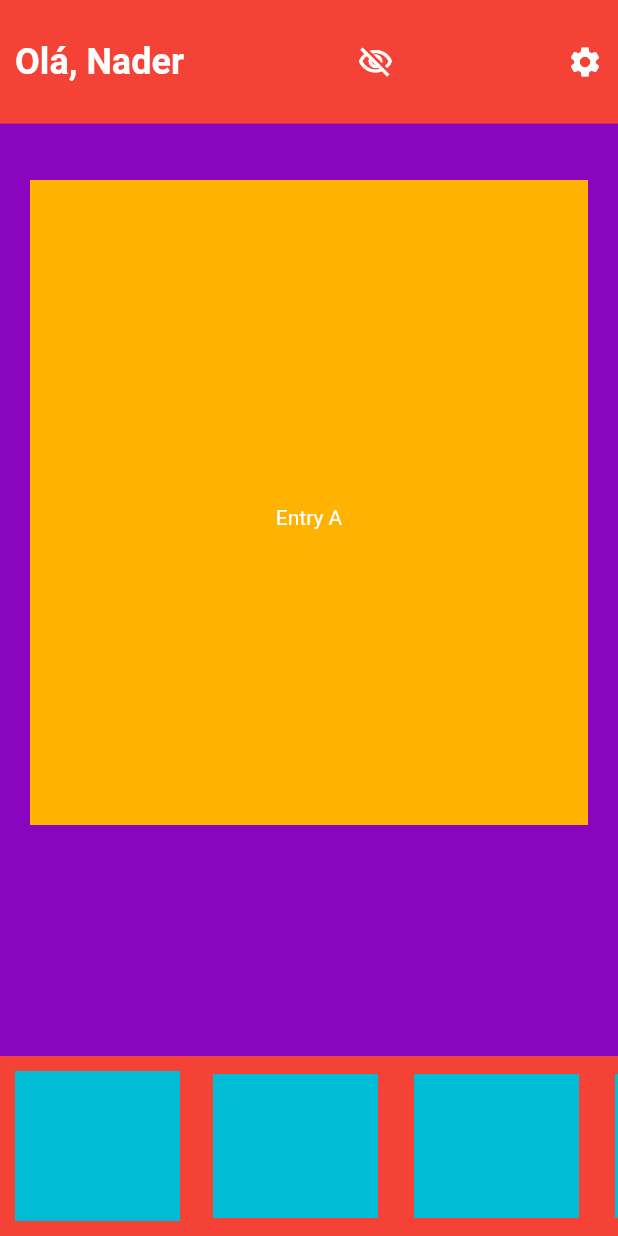
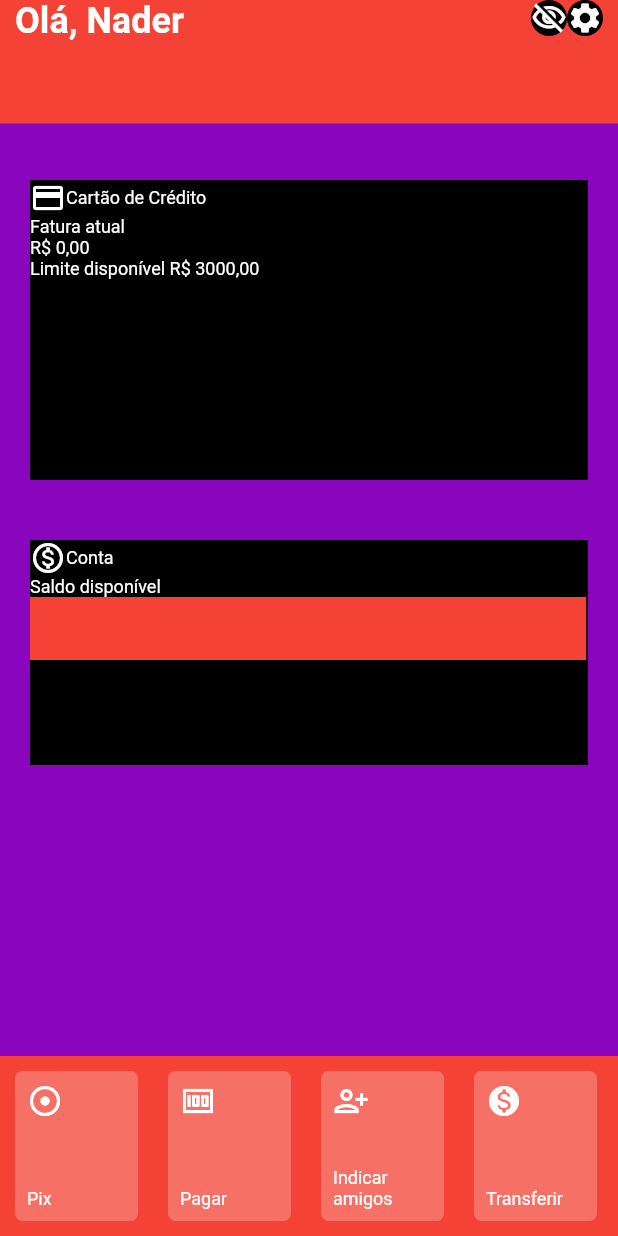
Before and after one commit to NaderFarhat/nubankclone, a Flutter app: the screen it shows after launch, on a phone screen of 412 x 824 dp. Run offline on Flutter 3.47's test engine with Material 2 defaults, Android fonts, the phone set to English and light mode, and no system bars.

Commit message:
adding some things

```diff
--- a/lib/pages/home/home_page.dart
+++ b/lib/pages/home/home_page.dart
@@ -1,4 +1,8 @@
 import 'package:flutter/material.dart';
+import 'package:nubankclone/pages/home/widgets/account_card.dart';
+import 'package:nubankclone/pages/home/widgets/credit_card.dart';
+import 'package:nubankclone/pages/home/widgets/information_card.dart';
+import 'package:nubankclone/pages/home/widgets/item_menu_bottom.dart';
 
 import 'widgets/top_home.dart';
 
@@ -42,27 +46,27 @@ class _HomePageState extends State<HomePage> {
                   children: [
                     Padding(
                       padding: const EdgeInsets.all(20.0),
-                      child: Container(
-                        height: 450,
-                        color: Colors.amber[600],
-                        child: const Center(child: Text('Entry A')),
-                      ),
+                      child: CreditCard(showData: _showData),
                     ),
                     Padding(
                       padding: const EdgeInsets.all(20.0),
-                      child: Container(
-                        height: 450,
-                        color: Colors.amber[500],
-                        child: const Center(child: Text('Entry B')),
-                      ),
+                      child: AccountCard(showData: _showData),
                     ),
                     Padding(
                       padding: const EdgeInsets.all(20.0),
-                      child: Container(
-                        height: 450,
-                        color: Colors.amber[100],
-                        child: const Center(child: Text('Entry C')),
-                      ),
+                      child: InformationCard(
+                          icon: Icons.person_add_alt,
+                          title: 'Rewards',
+                          subTitle:
+                              'Apague compras com pontos que nunca expiram.'),
+                    ),
+                    Padding(
+                      padding: const EdgeInsets.all(20.0),
+                      child: InformationCard(
+                          icon: Icons.person_add_alt,
+                          title: 'Seguro de vida',
+                          subTitle:
+                              'Conheça Nubank Vida: um seguro simples e que cabe no bolso.'),
                     ),
                   ],
                 )),
@@ -74,24 +78,61 @@ class _HomePageState extends State<HomePage> {
               child: Container(
                 color: Colors.red,
                 child: ListView(
+                  physics: BouncingScrollPhysics(),
                   scrollDirection: Axis.horizontal,
                   children: [
-                    Padding(
-                      padding: const EdgeInsets.all(10.0),
-                      child: Container(width: 110, color: Colors.cyan),
+                    ItemMenuBottom(
+                      icon: Icons.adjust_outlined,
+                      title: 'Pix',
                     ),
-                    Padding(
-                      padding: const EdgeInsets.all(12.0),
-                      child: Container(width: 110, color: Colors.cyan),
+                    ItemMenuBottom(
+                      icon: Icons.money,
+                      title: 'Pagar',
                     ),
-                    Padding(
-                      padding: const EdgeInsets.all(12.0),
-                      child: Container(width: 110, color: Colors.cyan),
+                    ItemMenuBottom(
+                      icon: Icons.person_add_alt,
+                      title: 'Indicar amigos',
                     ),
-                    Padding(
-                      padding: const EdgeInsets.all(12.0),
-                      child: Container(width: 110, color: Colors.cyan),
-                    )
+                    ItemMenuBottom(
+                      icon: Icons.monetization_on_rounded,
+                      title: 'Transferir',
+                    ),
+                    ItemMenuBottom(
+                      icon: Icons.money_off,
+                      title: 'Depositar',
+                    ),
+                    ItemMenuBottom(
+                      icon: Icons.attach_money_sharp,
+                      title: 'Empréstimos',
+                    ),
+                    ItemMenuBottom(
+                      icon: Icons.credit_card,
+                      title: 'Cartão virtual',
+                    ),
+                    ItemMenuBottom(
+                      icon: Icons.phone_android,
+                      title: 'Recarga de celular',
+                    ),
+                    ItemMenuBottom(
+                      icon: Icons.clear_all,
+                      title: 'Ajustar limite',
+                    ),
+                    ItemMenuBottom(
+                      icon: Icons.lock_outline,
+                      title: 'Bloquear cartão',
+                    ),
+                    ItemMenuBottom(
+                      icon: Icons.monetization_on_outlined,
+                      title: 'Cobrar',
+                    ),
+                    ItemMenuBottom(
+                      icon: Icons.money,
+                      title: 'Doação',
+                    ),
+                    ItemMenuBottom(
+                      icon: Icons.help_outline,
+                      title: 'Me ajuda',
+                    ),
                   ],
                 ),
               ),
--- /dev/null
+++ b/lib/pages/home/widgets/account_card.dart
@@ -0,0 +1,58 @@
+import 'package:flutter/material.dart';
+
+class AccountCard extends StatelessWidget {
+  final bool showData;
+
+  const AccountCard({Key key, this.showData}) : super(key: key);
+
+  @override
+  Widget build(BuildContext context) {
+    return Container(
+      height: 150,
+      color: Colors.black,
+      child: Column(
+        children: [
+          Row(
+            children: [
+              Icon(
+                Icons.monetization_on_outlined,
+              ),
+              Text(
+                'Conta',
+                style: TextStyle(fontSize: 12),
+              )
+            ],
+          ),
+          Row(
+            children: [
+              Text(
+                'Saldo disponível',
+                style: TextStyle(fontSize: 12),
+              )
+            ],
+          ),
+          showData
+              ? Row(
+                  children: [
+                    Text(
+                      "R\$ 0,00",
+                      style: TextStyle(fontSize: 12),
+                    )
+                  ],
+                )
+              : Row(
+                  children: [
+                    SizedBox(
+                      width: MediaQuery.of(context).size.width * 0.9,
+                      height: 42.0,
+                      child: const DecoratedBox(
+                        decoration: const BoxDecoration(color: Colors.red),
+                      ),
+                    )
+                  ],
+                ),
+        ],
+      ),
+    );
+  }
+}
--- /dev/null
+++ b/lib/pages/home/widgets/credit_card.dart
@@ -0,0 +1,58 @@
+import 'package:flutter/material.dart';
+
+class CreditCard extends StatelessWidget {
+  final bool showData;
+
+  const CreditCard({Key key, this.showData}) : super(key: key);
+
+  @override
+  Widget build(BuildContext context) {
+    return Container(
+      height: 200,
+      color: Colors.black,
+      child: Column(
+        children: [
+          Row(
+            children: [
+              Icon(
+                Icons.credit_card,
+              ),
+              Text(
+                'Cartão de Crédito',
+                style: TextStyle(fontSize: 12),
+              )
+            ],
+          ),
+          Row(
+            children: [
+              Text(
+                'Fatura atual',
+                style: TextStyle(fontSize: 12),
+              )
+            ],
+          ),
+          Row(
+            children: [
+              Text(
+                "R\$ 0,00",
+                style: TextStyle(fontSize: 12),
+              )
+            ],
+          ),
+          Row(
+            children: [
+              Text(
+                "Limite disponível ",
+                style: TextStyle(fontSize: 12),
+              ),
+              Text(
+                "R\$ 3000,00",
+                style: TextStyle(fontSize: 12),
+              ),
+            ],
+          ),
+        ],
+      ),
+    );
+  }
+}
--- /dev/null
+++ b/lib/pages/home/widgets/information_card.dart
@@ -0,0 +1,41 @@
+import 'package:flutter/material.dart';
+
+class InformationCard extends StatelessWidget {
+  final IconData icon;
+  final String title;
+  final String subTitle;
+
+  const InformationCard({Key key, this.icon, this.title, this.subTitle})
+      : super(key: key);
+
+  @override
+  Widget build(BuildContext context) {
+    return Container(
+      height: 150,
+      color: Colors.black,
+      child: Column(
+        children: [
+          Row(
+            children: [
+              Icon(
+                icon,
+              ),
+              Text(
+                title,
+                style: TextStyle(fontSize: 12),
+              )
+            ],
+          ),
+          Row(
+            children: [
+              Text(
+                subTitle,
+                style: TextStyle(fontSize: 12),
+              )
+            ],
+          ),
+        ],
+      ),
+    );
+  }
+}
--- /dev/null
+++ b/lib/pages/home/widgets/item_menu_bottom.dart
@@ -0,0 +1,34 @@
+import 'package:flutter/material.dart';
+
+class ItemMenuBottom extends StatelessWidget {
+  final IconData icon;
+  final String title;
+
+  const ItemMenuBottom({Key key, this.icon, this.title}) : super(key: key);
+
+  @override
+  Widget build(BuildContext context) {
+    return Padding(
+      padding: const EdgeInsets.all(10.0),
+      child: Container(
+        child: Padding(
+          padding: const EdgeInsets.all(8.0),
+          child: Column(
+            mainAxisAlignment: MainAxisAlignment.spaceBetween,
+            crossAxisAlignment: CrossAxisAlignment.start,
+            children: [
+              Icon(icon),
+              Text(
+                title,
+                style: TextStyle(fontSize: 12),
+              )
+            ],
+          ),
+        ),
+        width: 82,
+        decoration: BoxDecoration(
+            borderRadius: BorderRadius.circular(5), color: Colors.white24),
+      ),
+    );
+  }
+}
--- a/lib/pages/home/widgets/top_home.dart
+++ b/lib/pages/home/widgets/top_home.dart
@@ -13,25 +13,60 @@ class TopHome extends StatelessWidget {
         SizedBox(
           height: MediaQuery.of(context).padding.top,
         ),
-        GestureDetector(
-          onTap: onTap,
-          child: Container(
+        Container(
           color: Colors.red,
           height: MediaQuery.of(context).size.height * .1,
           padding: EdgeInsets.symmetric(horizontal: 10.0),
           child: Row(
             mainAxisAlignment: MainAxisAlignment.spaceBetween,
+            crossAxisAlignment: CrossAxisAlignment.center,
+            children: [
+              Column(
                 children: [
                   Text(
                     'Olá, Nader',
                     style: TextStyle(fontSize: 24, fontWeight: FontWeight.bold),
+                  )
+                ],
               ),
-                Icon(showData
+              Column(
+                children: [
+                  Row(
+                    children: [
+                      GestureDetector(
+                        onTap: onTap,
+                        child: Column(
+                          children: [
+                            Container(
+                              decoration: BoxDecoration(
+                                color: Colors.black,
+                                borderRadius:
+                                    BorderRadius.all(Radius.circular(20)),
+                              ),
+                              child: Icon(showData
                                   ? Icons.visibility_outlined
                                   : Icons.visibility_off_outlined),
-                Icon(Icons.settings)
+                            )
                           ],
                         ),
+                      ),
+                      Column(
+                        children: [
+                          Container(
+                            decoration: BoxDecoration(
+                              color: Colors.black,
+                              borderRadius:
+                                  BorderRadius.all(Radius.circular(20)),
+                            ),
+                            child: Icon(Icons.settings),
+                          )
+                        ],
+                      )
+                    ],
+                  ),
+                ],
+              )
+            ],
           ),
         ),
       ],
```
Also changed, not shown: lib/assets/img/logo-pix.png (added). Lines whose indentation alone changed are shown as unchanged.
